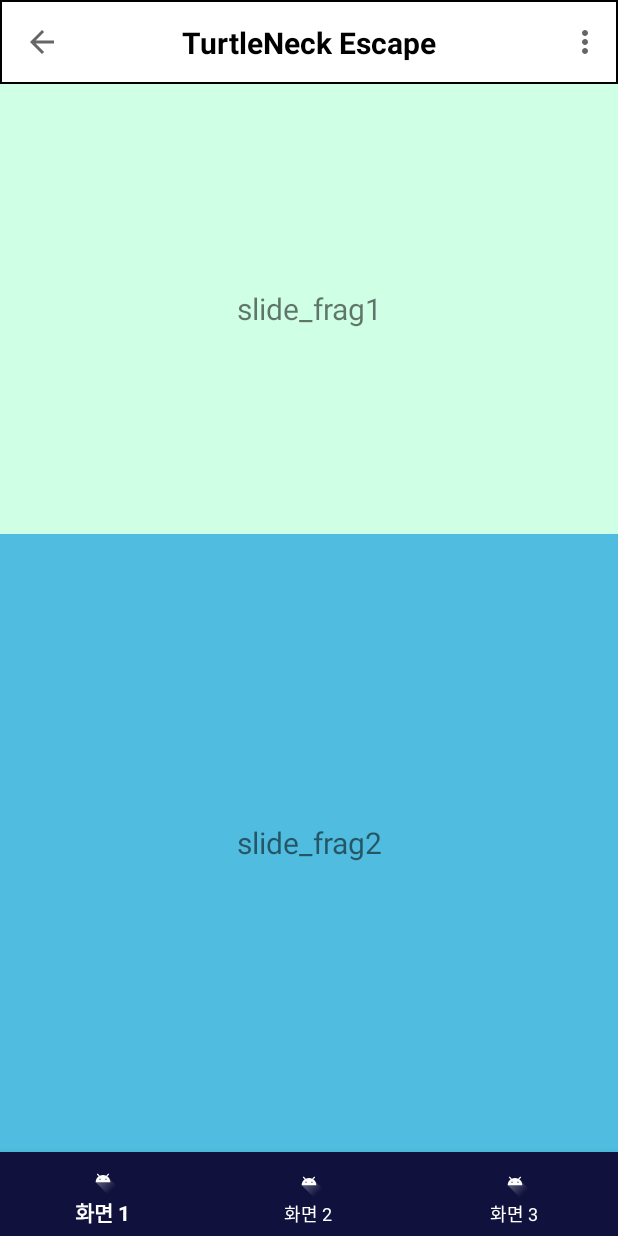
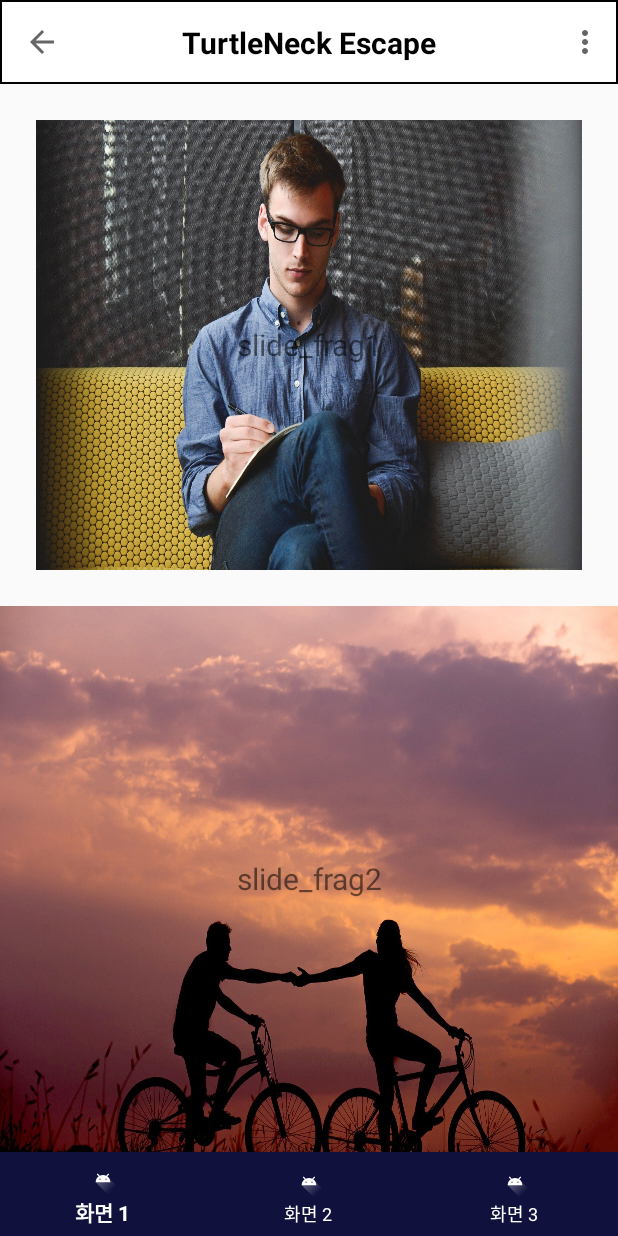
Before and after one commit to mjh2550/TNE, an Android app: the fragment HomeFrag2 placed in its activity, on a phone screen of 412 x 824 dp. Run offline under Robolectric (Android 15) with nearby library versions, the phone set to English and light mode, and no system bars; our stand-ins replace ButterKnife.

```diff
--- a/app/src/main/AndroidManifest.xml
+++ b/app/src/main/AndroidManifest.xml
@@ -27,7 +27,9 @@
         android:theme="@style/AppTheme">
         <activity
             android:name=".process.BioStartActivity"
-            android:exported="false" />
+            android:exported="false"
+            android:launchMode="singleTask"
+            android:taskAffinity="com.solme.biobrainexample"/>
 
         <activity
             android:name=".home.HomeActivity"
--- a/app/src/main/java/com/solmi/biobrainexample/process/BioStart.java
+++ b/app/src/main/java/com/solmi/biobrainexample/process/BioStart.java
@@ -3,6 +3,7 @@ package com.solmi.biobrainexample.process;
 import android.bluetooth.BluetoothDevice;
 
 public interface BioStart {
-    public void showNoti(BluetoothDevice device);
+    //public void showNoti(BluetoothDevice device);
+    public void showNoti();
     public void delNoti();
 }
--- a/app/src/main/res/layout/activity_home.xml
+++ b/app/src/main/res/layout/activity_home.xml
@@ -11,7 +11,8 @@
 
     <LinearLayout
         android:layout_width="match_parent"
-        android:layout_height="wrap_content">
+        android:layout_height="wrap_content"
+        android:layout_margin="24dp">
 
         <androidx.viewpager.widget.ViewPager
             android:layout_width="match_parent"
--- a/app/src/main/res/layout/frag_homeslide1.xml
+++ b/app/src/main/res/layout/frag_homeslide1.xml
@@ -9,6 +9,6 @@
         android:text="slide_frag1"
         android:textSize="20dp"
         android:gravity="center"
-        android:background="@color/mint"/>
+        android:background="@drawable/sit"/>
 
 </LinearLayout>
--- a/app/src/main/res/layout/frag_homeslide2.xml
+++ b/app/src/main/res/layout/frag_homeslide2.xml
@@ -9,6 +9,6 @@
         android:text="slide_frag2"
         android:textSize="20dp"
         android:gravity="center"
-        android:background="@color/sky"/>
+        android:background="@drawable/ride"/>
 
 </LinearLayout>
--- a/app/src/main/res/layout/frag_homeslide3.xml
+++ b/app/src/main/res/layout/frag_homeslide3.xml
@@ -9,6 +9,6 @@
         android:text="slide_frag3"
         android:textSize="20dp"
         android:gravity="center"
-        android:background="@color/sea"/>
+        android:background="@drawable/running"/>
 
 </LinearLayout>
```
Also changed, not shown: app/src/main/java/com/solmi/biobrainexample/process/BioStartActivity.java (+62 -11 lines), app/src/main/res/drawable/ride.jpg (added), app/src/main/res/drawable/running.jpg (added), app/src/main/res/drawable/sit.jpg (added).
